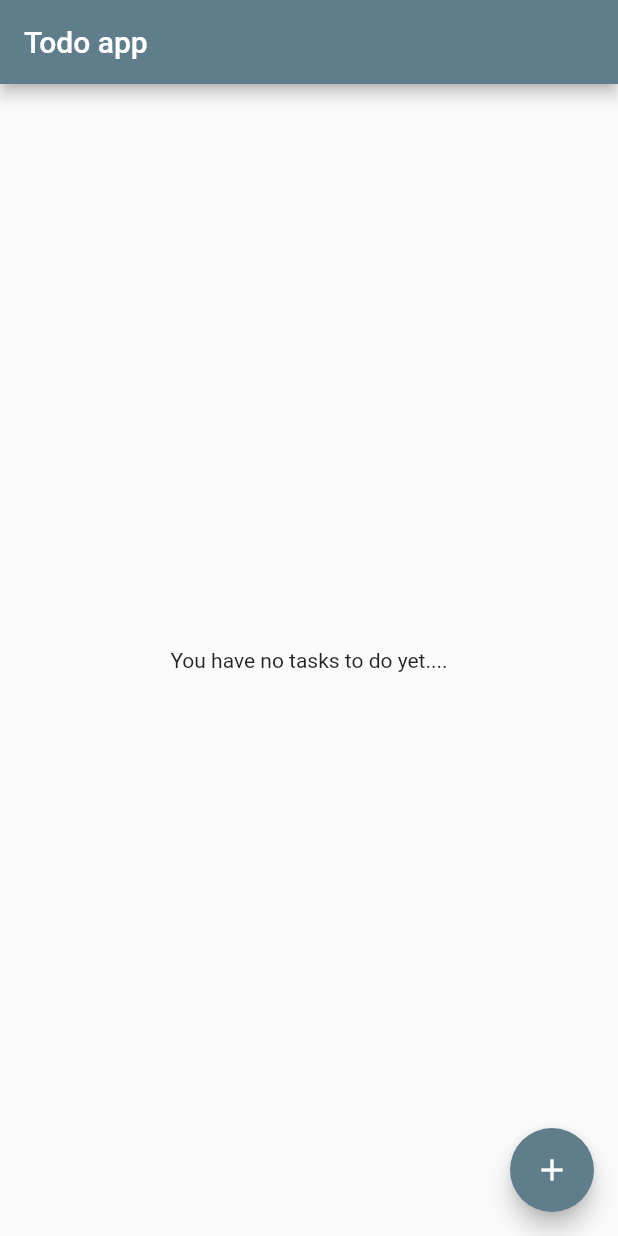
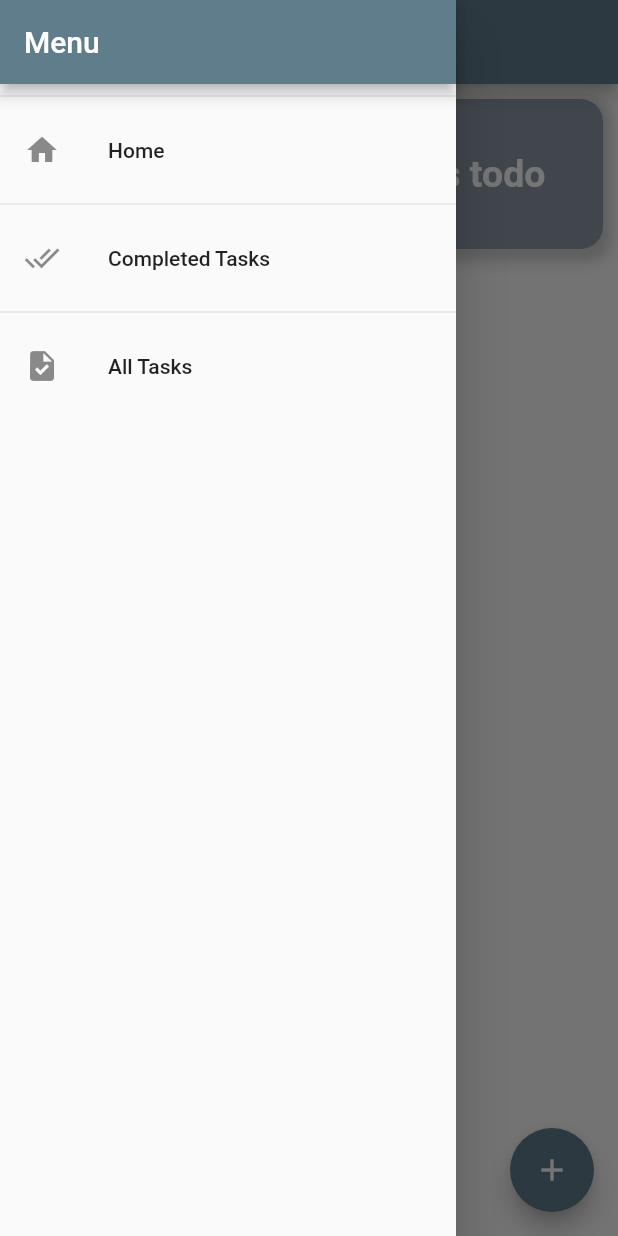
Before and after one commit to AbdulSammad1/todo_app, a Flutter app: the screen it shows after launch, with the side drawer open (before the commit the screen has no drawer), on a phone screen of 412 x 824 dp. Run offline on Flutter 3.47's test engine with Material 2 defaults, Android fonts, the phone set to English and light mode, and no system bars; our stand-ins replace sqflite; accounts and stored records are empty.

Commit message:
Updated UI and added some new files

```diff
--- a/lib/main.dart
+++ b/lib/main.dart
@@ -2,6 +2,8 @@ import 'package:flutter/material.dart';
 import 'package:provider/provider.dart';
 import 'package:todo_app/provider/tasks_provider.dart';
 import 'package:todo_app/screens/add_task_screen.dart';
+import 'package:todo_app/screens/all_tasks.dart';
+import 'package:todo_app/screens/completed_tasks.dart';
 import 'package:todo_app/screens/tasks_list_screen.dart';
 
 void main() => runApp(const TodoApp());
@@ -19,9 +21,12 @@ class TodoApp extends StatelessWidget {
           primarySwatch: Colors.blueGrey,
           primaryColor: Colors.deepOrange,
         ),
-        home: TasksListScreen(),
+        home: const TasksListScreen(),
         routes: {
           AddTaskScreen.routeName: (ctx) => const AddTaskScreen(),
+          AllTasksListScreen.routeName: (ctx) => const AllTasksListScreen(),
+          CompletedTasksListScreen.routeName: (ctx) =>
+              const CompletedTasksListScreen(),
         },
       ),
     );
--- a/lib/provider/tasks_provider.dart
+++ b/lib/provider/tasks_provider.dart
@@ -64,8 +64,8 @@ class Tasksprovider with ChangeNotifier {
     notifyListeners();
   }
 
-  Future<void> fetchUncompletedTasks() async {
-    final dataList = await DBHelper.getUncompletedTasks('usertasks', 0);
+  Future<void> fetchUncompletedTasks(int d) async {
+    final dataList = await DBHelper.getUncompletedTasks('usertasks', d);
 
     _items = dataList
         .map(
--- a/lib/screens/add_task_screen.dart
+++ b/lib/screens/add_task_screen.dart
@@ -15,7 +15,6 @@ class _AddTaskScreenState extends State<AddTaskScreen> {
 
   @override
   void dispose() {
-    // TODO: implement dispose
     super.dispose();
     _titleController.dispose();
   }
--- a/lib/screens/tasks_list_screen.dart
+++ b/lib/screens/tasks_list_screen.dart
@@ -1,7 +1,9 @@
 import 'package:flutter/material.dart';
+import 'package:intl/intl.dart';
 import 'package:provider/provider.dart';
 import 'package:todo_app/provider/tasks_provider.dart';
 import 'package:todo_app/screens/add_task_screen.dart';
+import 'package:todo_app/widgets/app_drawer.dart';
 
 class TasksListScreen extends StatefulWidget {
   const TasksListScreen({Key? key}) : super(key: key);
@@ -17,11 +19,44 @@ class _TasksListScreenState extends State<TasksListScreen> {
       appBar: AppBar(
         title: const Text('Todo app'),
       ),
-      body: FutureBuilder(
+      drawer: const AppDrawer(),
+      body: Column(
+        children: [
+          Padding(
+            padding: const EdgeInsets.all(10.0),
+            child: Container(
+              width: double.infinity,
+              height: 100,
+              decoration: BoxDecoration(
+                color: Color.fromARGB(255, 139, 153, 165),
+                borderRadius: BorderRadius.circular(15),
+                boxShadow: [
+                  BoxShadow(
+                    color: Colors.grey.withOpacity(0.5),
+                    spreadRadius: 5,
+                    blurRadius: 7,
+                    offset: const Offset(0, 3),
+                  ),
+                ],
+              ),
+              child: const Center(
+                child: Text(
+                  "You've Following Tasks todo",
+                  textAlign: TextAlign.start,
+                  style: TextStyle(
+                      fontSize: 25,
+                      fontWeight: FontWeight.bold,
+                      color: Colors.white),
+                ),
+              ),
+            ),
+          ),
+          Expanded(
+            child: FutureBuilder(
               future: Provider.of<Tasksprovider>(context, listen: false)
-            .fetchUncompletedTasks(),
-        builder: (context, snapshot) =>
-            snapshot.connectionState == ConnectionState.waiting
+                  .fetchUncompletedTasks(0),
+              builder: (context, snapshot) => snapshot.connectionState ==
+                      ConnectionState.waiting
                   ? const Center(
                       child: CircularProgressIndicator(),
                     )
@@ -79,7 +114,7 @@ class _TasksListScreenState extends State<TasksListScreen> {
                                               onPressed: () {
                                                 Navigator.of(ctx).pop(true);
                                               },
-                                          )
+                                            ),
                                           ],
                                         ),
                                       );
@@ -94,7 +129,8 @@ class _TasksListScreenState extends State<TasksListScreen> {
                                     child: ListTile(
                                       visualDensity: VisualDensity.comfortable,
                                       title: Text(tasks.items[i].title),
-                                    subtitle: Text(DateTime.now().toString()),
+                                      subtitle: Text(
+                                          'Date:${DateFormat.yMMMd().format(DateTime.now())} Time:${DateFormat('HH:mm').format(DateTime.now())}'),
                                       trailing: Row(
                                         mainAxisSize: MainAxisSize.min,
                                         children: <Widget>[
@@ -110,9 +146,36 @@ class _TasksListScreenState extends State<TasksListScreen> {
                                                 Icons.delete,
                                                 color: Colors.red,
                                               ),
-                                          onPressed: () =>
-                                              tasks.delTask(tasks.items[i].id),
+                                              onPressed: () {
+                                                showDialog(
+                                                  context: context,
+                                                  builder: (ctx) => AlertDialog(
+                                                    title: const Text(
+                                                        'Are you sure??'),
+                                                    content: const Text(
+                                                        'Do you want to Delete this task??'),
+                                                    actions: <Widget>[
+                                                      TextButton(
+                                                        child: const Text('No'),
+                                                        onPressed: () {
+                                                          Navigator.of(ctx)
+                                                              .pop(false);
+                                                        },
                                                       ),
+                                                      TextButton(
+                                                        child:
+                                                            const Text('Yes'),
+                                                        onPressed: () {
+                                                          Navigator.of(ctx)
+                                                              .pop(true);
+                                                          tasks.delTask(tasks
+                                                              .items[i].id);
+                                                        },
+                                                      ),
+                                                    ],
+                                                  ),
+                                                );
+                                              }),
                                         ],
                                       ),
                                     ),
@@ -121,6 +184,9 @@ class _TasksListScreenState extends State<TasksListScreen> {
                               ),
                             ),
                     ),
+            ),
+          ),
+        ],
       ),
       floatingActionButton: FloatingActionButton(
         child: const Icon(Icons.add),
--- /dev/null
+++ b/lib/widgets/app_drawer.dart
@@ -0,0 +1,48 @@
+import 'package:flutter/material.dart';
+import 'package:todo_app/screens/all_tasks.dart';
+import 'package:todo_app/screens/completed_tasks.dart';
+
+class AppDrawer extends StatelessWidget {
+  const AppDrawer({Key? key}) : super(key: key);
+
+  @override
+  Widget build(BuildContext context) {
+    return Drawer(
+      child: Column(
+        children: [
+          AppBar(
+            title: const Text('Menu'),
+            //to remove back button from appbar
+            automaticallyImplyLeading: false,
+          ),
+          const Divider(),
+          ListTile(
+            leading: const Icon(Icons.home),
+            title: const Text('Home'),
+            onTap: () {
+              Navigator.of(context).pushReplacementNamed('/');
+            },
+          ),
+          const Divider(),
+          ListTile(
+            leading: const Icon(Icons.done_all_outlined),
+            title: const Text('Completed Tasks'),
+            onTap: () {
+              Navigator.of(context)
+                  .pushReplacementNamed(CompletedTasksListScreen.routeName);
+            },
+          ),
+          const Divider(),
+          ListTile(
+            leading: const Icon(Icons.task),
+            title: const Text('All Tasks'),
+            onTap: () {
+              Navigator.of(context)
+                  .pushReplacementNamed(AllTasksListScreen.routeName);
+            },
+          ),
+        ],
+      ),
+    );
+  }
+}
```
Also changed, not shown: lib/screens/all_tasks.dart (added, +115 -0 lines), lib/screens/completed_tasks.dart (added, +160 -0 lines). Lines whose indentation alone changed are shown as unchanged.
